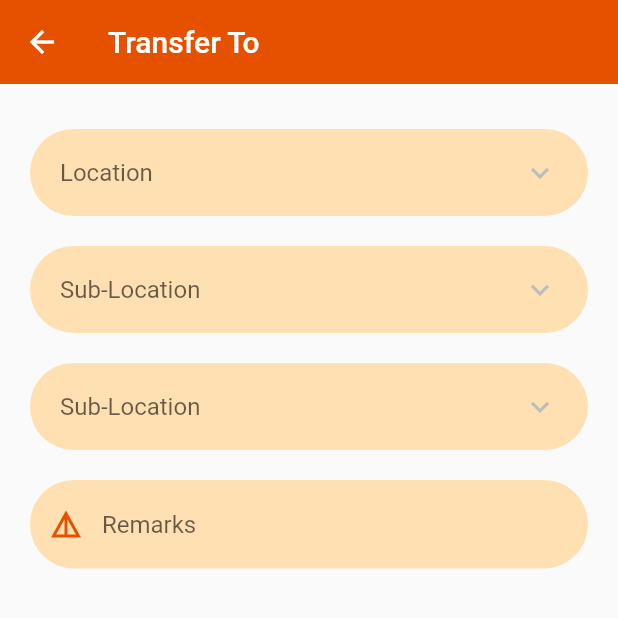
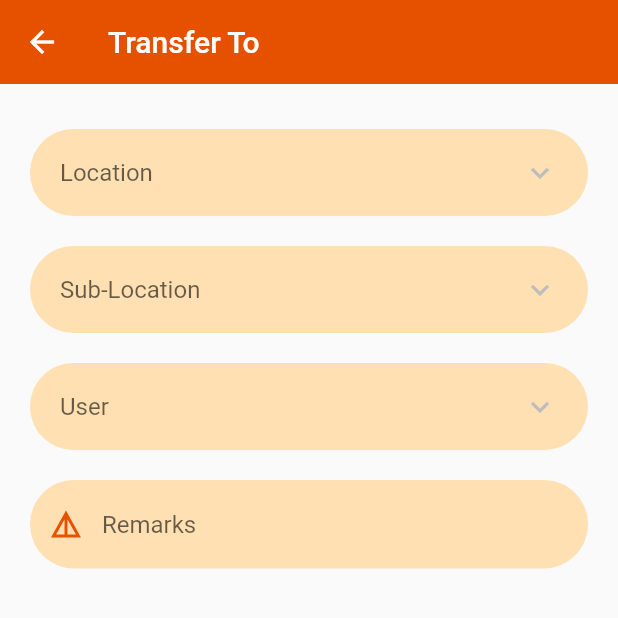
Before and after one commit to aashishtathod/ams, a Flutter app: the TransferScreen screen opened directly with empty values, after a tap on "Transfer", on a phone screen of 412 x 824 dp, the top half of it. Run offline on Flutter 3.47's test engine with Material 2 defaults, Android fonts, the phone set to English and light mode, and no system bars; missing offline and left inert: qr_code_scanner; accounts and stored records are empty; network calls fail.

Commit message:
transfer tab done

```diff
--- /dev/null
+++ b/lib/models/userinfo_model.dart
@@ -0,0 +1,60 @@
+// To parse this JSON data, do
+//
+//     final userInfo = userInfoFromJson(jsonString);
+
+import 'dart:convert';
+
+UserInfo userInfoFromJson(String str) => UserInfo.fromJson(json.decode(str));
+
+class UserInfo {
+  UserInfo({
+    required this.responseCode,
+    required this.responseStatus,
+    required this.responseMessage,
+    required this.totalItems,
+    this.data,
+  });
+
+  int responseCode;
+  String responseStatus;
+  String responseMessage;
+  int totalItems;
+  List<UserInfoData>? data;
+
+  factory UserInfo.fromJson(Map<String, dynamic> json) => UserInfo(
+        responseCode: json["ResponseCode"],
+        responseStatus: json["ResponseStatus"],
+        responseMessage: json["ResponseMessage"],
+        totalItems: json["TotalItems"],
+        data: List<UserInfoData>.from(
+            json["Data"].map((x) => UserInfoData.fromJson(x))),
+      );
+}
+
+class UserInfoData {
+  UserInfoData({
+    required this.userId,
+    required this.userName,
+    this.userCode,
+    this.address,
+  });
+
+  int userId;
+  String userName;
+  String? userCode;
+  String? address;
+
+  factory UserInfoData.fromJson(Map<String, dynamic> json) => UserInfoData(
+        userId: json["UserID"],
+        userName: json["UserName"],
+        userCode: json["UserCode"],
+        address: json["Address"],
+      );
+
+  Map<String, dynamic> toJson() => {
+        "UserID": userId,
+        "UserName": userName,
+        "UserCode": userCode,
+        "Address": address,
+      };
+}
--- a/lib/res/constants.dart
+++ b/lib/res/constants.dart
@@ -1,5 +1,5 @@
 const String url =
-    "http://f8ed-2409-4053-2003-8496-addc-a205-a9b7-c70d.ngrok.io";
+    "http://d323-2409-4053-2e94-d238-65c2-836-8fb9-745f.ngrok.io";
 const String apiUrl = "$url/api";
 const String validateUser = "$apiUrl/UserAccount";
 
@@ -11,8 +11,9 @@ const String updateScannedAuditAsset = "$apiUrl/updateauditscanasset";
 //Asset Details Api
 const String assetDetails = "$apiUrl/scannedauditasset";
 
-//Location  ,SubLoaction Api
+//Transfer Tab Apis
+//Location  ,SubLoaction  , UserInfo Api
 const String location = "$apiUrl/location";
 const String subLocation = "$apiUrl/sublocation";
-
-//Transfer Tab Apis
+const String userInfo = "$apiUrl/userinfo";
+const String transferApi = "$apiUrl/transferrequest";
--- a/lib/screens/workflow/transfer/transfer_asset_details.dart
+++ b/lib/screens/workflow/transfer/transfer_asset_details.dart
@@ -128,7 +128,7 @@ class _TransferAssetDetailsScreenState
               SizedBox(height: 50),
               ElevatedButton(
                 onPressed: () {
-                  // Navigator.pop(context);
+                  Navigator.pop(context);
                   Navigator.push(
                     context,
                     MaterialPageRoute(
@@ -136,6 +136,9 @@ class _TransferAssetDetailsScreenState
                         return TransferScreen(
                           username: widget.username!,
                           password: widget.password!,
+                          fromLocationId: widget.asset.locationId.toString(),
+                          fromSubLocationId:
+                              widget.asset.subLocationId.toString(),
                         );
                       },
                     ),
--- a/lib/screens/workflow/transfer/transfer_scan_screen.dart
+++ b/lib/screens/workflow/transfer/transfer_scan_screen.dart
@@ -212,8 +212,8 @@ class _TransferScanScreenState extends State<TransferScanScreen> {
 
         if (asset.responseStatus == "Success") {
           print(asset.responseStatus);
-          ScaffoldMessenger.of(context)
-              .showSnackBar(const SnackBar(content: Text("ok!")));
+
+          Navigator.pop(context);
 
           Navigator.push(
             context,
--- a/lib/screens/workflow/transfer/transfer_screen.dart
+++ b/lib/screens/workflow/transfer/transfer_screen.dart
@@ -5,15 +5,21 @@ import 'dart:developer';
 
 import 'package:ams/models/locations_model.dart';
 import 'package:ams/models/sublocation_model.dart';
+import 'package:ams/models/userinfo_model.dart';
 import 'package:ams/res/constants.dart';
 import 'package:ams/res/custom_colors.dart';
 import 'package:flutter/material.dart';
 import 'package:http/http.dart' as http;
 
 class TransferScreen extends StatefulWidget {
-  late String username, password;
+  late String username, password, fromLocationId, fromSubLocationId;
 
-  TransferScreen({Key? key, required this.username, required this.password})
+  TransferScreen(
+      {Key? key,
+      required this.username,
+      required this.password,
+      required this.fromLocationId,
+      required this.fromSubLocationId})
       : super(key: key);
 
   @override
@@ -23,6 +29,11 @@ class TransferScreen extends StatefulWidget {
 class _TransferScreenState extends State<TransferScreen> {
   LocationData? locationValue;
   SublocationData? subLocationValue;
+  UserInfoData? userInfoValue;
+
+  List<LocationData>? locations = [];
+  List<SublocationData>? subLocations = [];
+  List<UserInfoData>? userInfos = [];
 
   @override
   void initState() {
@@ -106,14 +117,52 @@ class _TransferScreenState extends State<TransferScreen> {
     }
   }
 
-  List<LocationData>? locations = [];
-  List<SublocationData>? subLocations = [];
+  Future fetchUserInfo(int locationId, int subLocationId) async {
+    String username = widget.username; //widget.username;
+    String password = widget.password; // widget.password;
+    try {
+      log(locationId.toString());
+
+      String basicAuth =
+          "Basic " + base64Encode(utf8.encode("$username:$password"));
+
+      var header = {"Authorization": basicAuth};
+      var params = {
+        "LocationID": locationId.toString(),
+        "SubLocationID": subLocationId.toString()
+      };
+      var response = await http.get(
+          Uri.parse(userInfo).replace(queryParameters: params),
+          headers: header);
+
+      if (response.statusCode == 200) {
+        var json = jsonDecode(response.body);
+        var data = UserInfo.fromJson(json);
+
+        if (data.responseStatus == "Success") {
+          setState(() {
+            if (data.data != null) {
+              userInfos = data.data;
+            }
+          });
+        } else {
+          ScaffoldMessenger.of(context).showSnackBar(const SnackBar(
+              content: Text(" Something went wrong, please try again !")));
+        }
+      } else {
+        ScaffoldMessenger.of(context).showSnackBar(const SnackBar(
+            content: Text(" Something went wrong, please try again !")));
+      }
+    } catch (e) {
+      print(e);
+      ScaffoldMessenger.of(context).showSnackBar(const SnackBar(
+          content: Text("Something went wrong, please try again !")));
+    }
+  }
 
   final GlobalKey<FormState> _formKey = GlobalKey<FormState>();
-  String? user, address, subAddress, remarks;
-  final TextEditingController _userController = TextEditingController();
-  final TextEditingController _addressController = TextEditingController();
-  final TextEditingController _subAddressController = TextEditingController();
+  String? remarks;
+  bool isloading = false;
   final TextEditingController _remarksControler = TextEditingController();
 
   @override
@@ -167,6 +216,8 @@ class _TransferScreenState extends State<TransferScreen> {
                     setState(() {
                       subLocations = [];
                       subLocationValue = null;
+                      userInfoValue = null;
+                      userInfos = [];
                       fetchSubLocations(locationValue!.locationId);
                     });
                   }
@@ -201,6 +252,10 @@ class _TransferScreenState extends State<TransferScreen> {
               onChanged: (newValue) {
                 setState(() {
                   subLocationValue = newValue;
+                  userInfoValue = null;
+                  userInfos = [];
+                  fetchUserInfo(locationValue!.locationId,
+                      subLocationValue!.subLocationId);
                 });
               },
             ),
@@ -211,7 +266,7 @@ class _TransferScreenState extends State<TransferScreen> {
             decoration: BoxDecoration(
                 color: kPrimaryLightColor,
                 borderRadius: BorderRadius.circular(30)),
-            child: DropdownButtonFormField<SublocationData>(
+            child: DropdownButtonFormField<UserInfoData>(
               onTap: () {
                 if (subLocations == [] && locationValue!.locationId != null) {
                   fetchSubLocations(locationValue!.locationId);
@@ -220,18 +275,18 @@ class _TransferScreenState extends State<TransferScreen> {
               icon: const Icon(Icons.keyboard_arrow_down),
               decoration: InputDecoration(enabledBorder: InputBorder.none),
               isExpanded: true,
-              hint: Text("Sub-Location"),
-              value: subLocationValue,
-              items: subLocations?.map((SublocationData item) {
+              hint: Text("User"),
+              value: userInfoValue,
+              items: userInfos?.map((UserInfoData item) {
                     return DropdownMenuItem(
                       value: item,
-                      child: Text(item.subLocationName.toString()),
+                      child: Text(item.userName.toString()),
                     );
                   })?.toList() ??
                   [],
               onChanged: (newValue) {
                 setState(() {
-                  subLocationValue = newValue;
+                  userInfoValue = newValue;
                 });
               },
             ),
@@ -273,7 +328,7 @@ class _TransferScreenState extends State<TransferScreen> {
                 }
                 return null;
               },
-              keyboardType: TextInputType.emailAddress,
+              keyboardType: TextInputType.text,
               onSaved: (val) {
                 remarks = val;
               },
@@ -281,7 +336,17 @@ class _TransferScreenState extends State<TransferScreen> {
           ),
           SizedBox(height: 40),
           ElevatedButton(
-            onPressed: () {},
+            onPressed: () {
+              /* if (locationValue != null &&
+                      subLocationValue != null &&
+                      userInfoValue != null &&
+                  !isloading
+                  ) {*/
+              isloading = !isloading;
+
+              transfer();
+              //   }
+            },
             child: Text("          Transfer          "),
             style: ElevatedButton.styleFrom(
                 primary: kPrimaryColor,
@@ -293,4 +358,83 @@ class _TransferScreenState extends State<TransferScreen> {
       ),
     );
   }
+
+  transfer() async {
+    var date = DateUtils.dateOnly(DateTime.now().toLocal())
+        .toString()
+        .substring(0, 11);
+
+    log(date.toString());
+
+    String username = widget.username; //widget.username;
+    String password = widget.password; // widget.password;
+    try {
+      String basicAuth =
+          "Basic " + base64Encode(utf8.encode("$username:$password"));
+
+      var header = {"Authorization": basicAuth};
+      var body = {
+        "FromLocationID": widget.fromLocationId,
+        "FromSubLocationID": widget.fromSubLocationId,
+        "TransferDate": date,
+        "TRUserID": userInfoValue!.userId.toString(),
+        "TRRemarks": _remarksControler.text,
+        "ToLocationID": locationValue!.locationId.toString(),
+        "ToSubLocationID": subLocationValue!.subLocationId.toString()
+      };
+      var response =
+          await http.post(Uri.parse(transferApi), headers: header, body: body);
+
+      if (response.statusCode == 200) {
+        var json = jsonDecode(response.body);
+        if (json["Response"] == "Success") {
+          showAlertDialog(
+              context, "Success", "Transfer Request Successfully raised.");
+        } else {
+          ScaffoldMessenger.of(context).showSnackBar(
+              SnackBar(content: Text(json["ResponseMessage"].toString())));
+        }
+      } else {
+        ScaffoldMessenger.of(context).showSnackBar(const SnackBar(
+            content: Text("Something went wrong, please try again !")));
+      }
+    } catch (e) {
+      ScaffoldMessenger.of(context).showSnackBar(
+          SnackBar(content: Text(" Something went wrong, please try again !")));
+    }
+  }
+
+  showAlertDialog(BuildContext context, String title, String message) {
+    // set up the button
+    Widget okButton = TextButton(
+      child: Text("OK"),
+      onPressed: () {
+        Navigator.pop(context);
+        Navigator.pop(context);
+      },
+    );
+
+    // set up the AlertDialog
+    AlertDialog alert = AlertDialog(
+      title: Text(
+        title,
+        textAlign: TextAlign.center,
+      ),
+      content: Text(
+        message,
+      ),
+      actions: [
+        okButton,
+      ],
+    );
+
+    // show the dialog
+    showDialog(
+      barrierDismissible: true,
+      context: context,
+      builder: (BuildContext context) {
+        return alert;
+      },
+    );
+  }
 }
```
